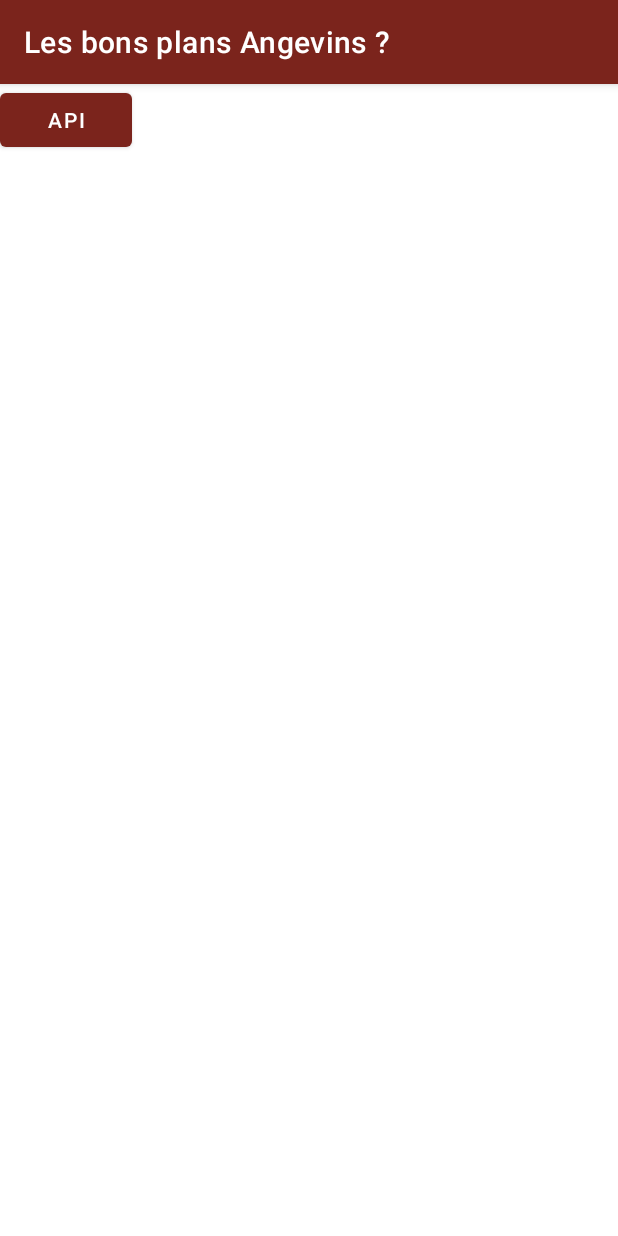
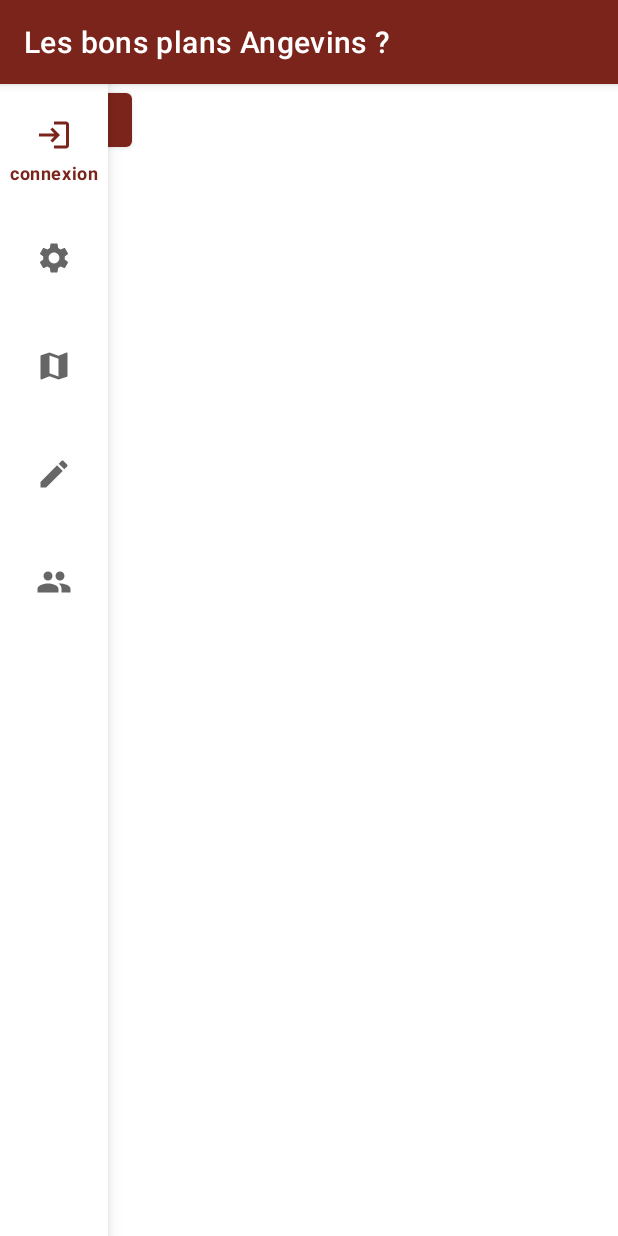
Before and after one commit to Polozeed/androidESEO, an Android app: the screen it shows after launch (MainActivity), on a phone screen of 412 x 824 dp. Run offline under Robolectric (Android 15) with nearby library versions, the phone set to English and light mode, and no system bars; 1 statement that could not run was skipped.

Commit message:
Ajout d'un menu au démarrage

```diff
--- a/app/build.gradle
+++ b/app/build.gradle
@@ -60,6 +60,9 @@ dependencies {
     implementation 'org.jetbrains.kotlinx:kotlinx-coroutines-core:1.3.9'
     implementation 'org.jetbrains.kotlinx:kotlinx-coroutines-android:1.3.8'
 
+    implementation 'com.google.android.material:material:1.3.0'
+    implementation 'com.google.android.material:material:1.4.0-alpha01'
+
 
     implementation "androidx.fragment:fragment-ktx:1.3.3"
     implementation "androidx.navigation:navigation-fragment-ktx:2.3.5"
--- a/app/src/main/AndroidManifest.xml
+++ b/app/src/main/AndroidManifest.xml
@@ -20,7 +20,7 @@
         <activity android:name=".ui.fonctions.RecyclerActivity" />
         <activity android:name=".ui.utilisateur.InscriptionActivity" />
         <activity android:name=".ui.utilisateur.ConnexionActivity" />
-        <activity android:name=".ui.fragment.client.DeleteClientActivity" />
+        <activity android:name=".ui.app.menuActivity" />
         <activity android:name=".ui.fonctions.SensorActivity" />
         <activity android:name=".ui.fragment.client.ListClientActivity" />
         <activity android:name=".ui.fonctions.MapActivity" />
--- a/app/src/main/java/com/example/androideseo/ui/app/MainActivity.kt
+++ b/app/src/main/java/com/example/androideseo/ui/app/MainActivity.kt
@@ -4,6 +4,8 @@ import android.app.ActivityOptions
 import android.content.Context
 import android.content.Intent
 import android.os.Bundle
+import android.view.Menu
+import android.view.MenuInflater
 import android.view.animation.Animation
 import android.view.animation.AnimationUtils
 import android.widget.Toast
@@ -15,7 +17,9 @@ import com.example.androideseo.ui.fonctions.HistoryActivity
 import com.example.androideseo.ui.fonctions.MapActivity
 import com.example.androideseo.ui.fonctions.ParametreActivity
 import com.example.androideseo.ui.fonctions.SensorActivity
+import com.example.androideseo.ui.fragment.client.ListClientActivity
 import com.example.androideseo.ui.utilisateur.ConnexionActivity
+import com.google.android.material.navigationrail.NavigationRailView
 
 
 class MainActivity : AppCompatActivity() {
@@ -27,6 +31,8 @@ class MainActivity : AppCompatActivity() {
             return Intent(context, MainActivity::class.java)
         }
     }
+
+
 
     override fun onCreate(savedInstanceState: Bundle?) {
         super.onCreate(savedInstanceState)
@@ -75,5 +81,35 @@ class MainActivity : AppCompatActivity() {
             val options = ActivityOptions.makeScaleUpAnimation(binding.logo, 10, 10, binding.logo!!.getWidth(), binding.logo!!.getHeight())
             startActivity(SensorActivity.getStartIntent(this@MainActivity), options.toBundle())
         }
+
+
+        binding.navigationRail?.setOnNavigationItemSelectedListener { item ->
+            when(item.itemId) {
+                R.id.menu_item_account -> {
+                    startActivity(ConnexionActivity.getStartIntent(this@MainActivity))
+                    true
+                }
+                R.id.menu_item_moon -> {
+                    startActivity(ParametreActivity.getStartIntent(this@MainActivity))
+                    true
+                }
+                R.id.menu_item_time -> {
+                    startActivity(SensorActivity.getStartIntent(this@MainActivity))
+                    true
+                }
+                R.id.menu_item_client -> {
+                    startActivity(ListClientActivity.getStartIntent(this@MainActivity))
+                    true
+                }
+                R.id.menu_item_map -> {
+                    startActivity(MapActivity.getStartIntent(this@MainActivity))
+                    true
+                }
+                else -> false
+            }
+        }
     };
+
+
+
 }
--- /dev/null
+++ b/app/src/main/res/drawable/edit.xml
@@ -0,0 +1,10 @@
+<vector xmlns:android="http://schemas.android.com/apk/res/android"
+    android:width="24dp"
+    android:height="24dp"
+    android:viewportWidth="24"
+    android:viewportHeight="24"
+    android:tint="?attr/colorControlNormal">
+  <path
+      android:fillColor="@android:color/white"
+      android:pathData="M3,17.25V21h3.75L17.81,9.94l-3.75,-3.75L3,17.25zM20.71,7.04c0.39,-0.39 0.39,-1.02 0,-1.41l-2.34,-2.34c-0.39,-0.39 -1.02,-0.39 -1.41,0l-1.83,1.83 3.75,3.75 1.83,-1.83z"/>
+</vector>
--- /dev/null
+++ b/app/src/main/res/drawable/map.xml
@@ -0,0 +1,10 @@
+<vector xmlns:android="http://schemas.android.com/apk/res/android"
+    android:width="24dp"
+    android:height="24dp"
+    android:viewportWidth="24"
+    android:viewportHeight="24"
+    android:tint="?attr/colorControlNormal">
+  <path
+      android:fillColor="@android:color/white"
+      android:pathData="M20.5,3l-0.16,0.03L15,5.1 9,3 3.36,4.9c-0.21,0.07 -0.36,0.25 -0.36,0.48V20.5c0,0.28 0.22,0.5 0.5,0.5l0.16,-0.03L9,18.9l6,2.1 5.64,-1.9c0.21,-0.07 0.36,-0.25 0.36,-0.48V3.5c0,-0.28 -0.22,-0.5 -0.5,-0.5zM15,19l-6,-2.11V5l6,2.11V19z"/>
+</vector>
--- a/app/src/main/res/layout/activity_main.xml
+++ b/app/src/main/res/layout/activity_main.xml
@@ -6,6 +6,16 @@
     android:layout_width="match_parent"
     android:layout_height="match_parent"
     tools:context=".ui.app.MainActivity">
+
+
+
+
+
+    <com.google.android.material.navigationrail.NavigationRailView
+        android:id="@+id/navigation_rail"
+        android:layout_width="wrap_content"
+        android:layout_height="match_parent"
+        app:menu="@menu/navigation_rail_menu" />
 
 
 
@@ -22,7 +32,7 @@
         app:layout_constraintVertical_bias="0.322"
         app:lottie_autoPlay="true"
         app:lottie_loop="true"
-        app:lottie_rawRes="@raw/beer"></com.airbnb.lottie.LottieAnimationView>
+        app:lottie_rawRes="@raw/beer" />
 
     <Button
         android:id="@+id/buttonLoc"
@@ -67,7 +77,8 @@
         app:layout_constraintLeft_toLeftOf="parent"
         app:layout_constraintRight_toRightOf="parent"
         app:layout_constraintTop_toTopOf="parent"
-        app:srcCompat="@drawable/parametre" />
+        app:srcCompat="@drawable/parametre"
+        android:contentDescription="TODO" />
 
 
 
--- /dev/null
+++ b/app/src/main/res/menu/navigation_rail_menu.xml
@@ -0,0 +1,29 @@
+<?xml version="1.0" encoding="utf-8"?>
+<menu xmlns:android="http://schemas.android.com/apk/res/android">
+    <item
+        android:id="@+id/menu_item_account"
+        android:enabled="true"
+        android:icon="@drawable/login"
+        android:title="@string/connexion"/>
+    <item
+        android:id="@+id/menu_item_moon"
+        android:enabled="true"
+        android:icon="@drawable/parametre"
+        android:title="@string/parametre"/>
+    <item
+        android:id="@+id/menu_item_map"
+        android:enabled="true"
+        android:icon="@drawable/map"
+        android:title="@string/map"/>
+    <item
+        android:id="@+id/menu_item_time"
+        android:enabled="true"
+        android:icon="@drawable/edit"
+        android:title="@string/sensor"/>
+    <item
+        android:id="@+id/menu_item_client"
+        android:enabled="true"
+        android:icon="@drawable/people"
+        android:title="@string/client"/>
+
+</menu>
--- /dev/null
+++ b/app/src/main/res/menu/overflow_menu.xml
@@ -0,0 +1,13 @@
+<?xml version="1.0" encoding="utf-8"?>
+
+
+    <menu xmlns:android="http://schemas.android.com/apk/res/android">
+    <item
+        android:id="@+id/option_1"
+        android:title="@string/menu_principal" />
+
+        <item android:id="@+id/option_2"
+            android:title="@string/app_name" />
+        <item android:id="@+id/option_3"
+            android:title="@string/app_name" />
+    </menu>
--- a/app/src/main/res/values/strings.xml
+++ b/app/src/main/res/values/strings.xml
@@ -55,6 +55,9 @@
     <string name="annuler">annuler</string>
     <string name="modif">modif</string>
     <string name="supp">supp</string>
+    <string name="menu_principal">Menu Principal</string>
+    <string name="client">client</string>
+    <string name="sensor">capteur</string>
 
 
 </resources>
--- a/build.gradle
+++ b/build.gradle
@@ -9,6 +9,7 @@ buildscript {
         classpath "com.android.tools.build:gradle:4.1.2"
         classpath "org.jetbrains.kotlin:kotlin-gradle-plugin:$kotlin_version"
         classpath "androidx.navigation:navigation-safe-args-gradle-plugin:2.1.0"
+
 
         // NOTE: Do not place your application dependencies here; they belong
         // in the individual module build.gradle files
```
